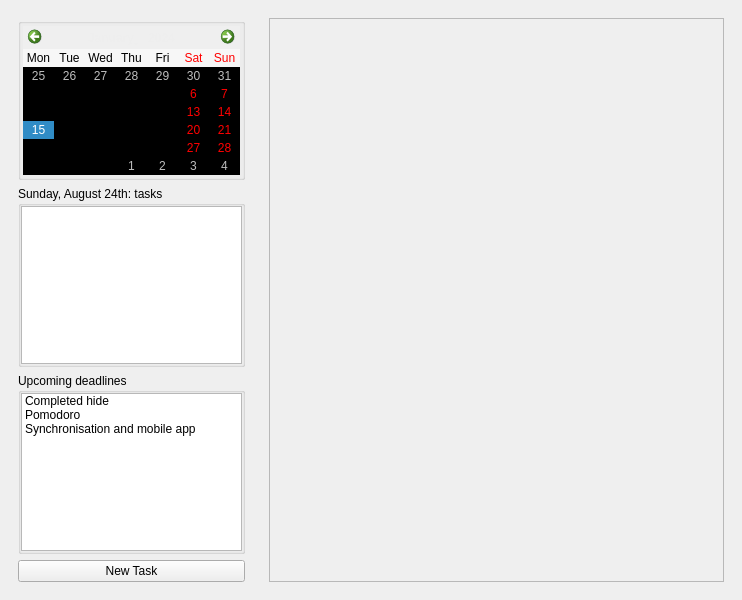
Before: the Qt Designer form src/mainwindow.ui in david4more/QtToDo, drawn with Qt 5.
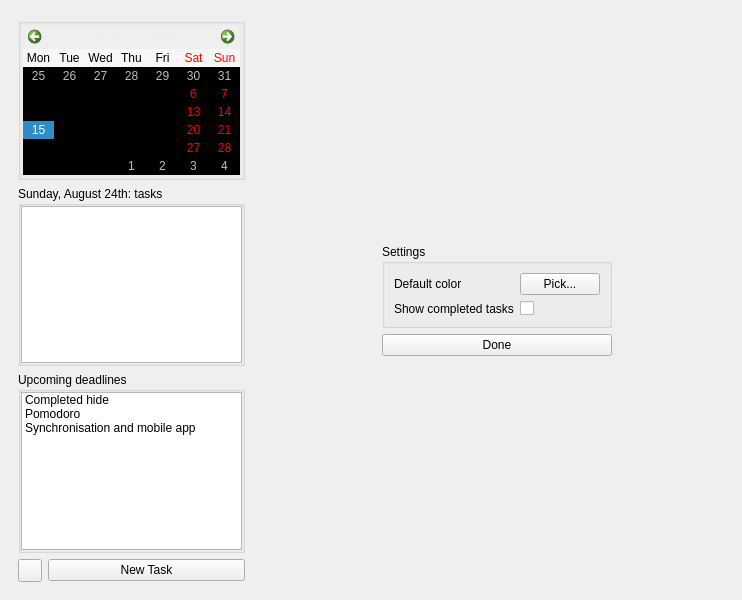
After: the same form once the commit is applied.

Commit message: add settings - hide complete tasks&set default color, minor bug fixes

The edit to the form file:
```diff
--- a/src/mainwindow.ui
+++ b/src/mainwindow.ui
@@ -198,11 +198,34 @@
         </widget>
        </item>
        <item>
-        <widget class="QPushButton" name="newTaskButton">
-         <property name="text">
-          <string>New Task</string>
-         </property>
-        </widget>
+        <layout class="QHBoxLayout" name="horizontalLayout_4">
+         <item>
+          <widget class="QToolButton" name="settingsButton">
+           <property name="sizePolicy">
+            <sizepolicy hsizetype="Fixed" vsizetype="Preferred">
+             <horstretch>0</horstretch>
+             <verstretch>0</verstretch>
+            </sizepolicy>
+           </property>
+           <property name="minimumSize">
+            <size>
+             <width>0</width>
+             <height>0</height>
+            </size>
+           </property>
+           <property name="text">
+            <string/>
+           </property>
+          </widget>
+         </item>
+         <item>
+          <widget class="QPushButton" name="newTaskButton">
+           <property name="text">
+            <string>New Task</string>
+           </property>
+          </widget>
+         </item>
+        </layout>
        </item>
       </layout>
      </widget>
@@ -216,7 +239,7 @@
        </sizepolicy>
       </property>
       <property name="currentIndex">
-       <number>0</number>
+       <number>2</number>
       </property>
       <widget class="QWidget" name="default_view">
        <layout class="QHBoxLayout" name="horizontalLayout_3">
@@ -512,6 +535,109 @@
         </item>
        </layout>
       </widget>
+      <widget class="QWidget" name="settings">
+       <layout class="QGridLayout" name="gridLayout_2">
+        <item row="2" column="2">
+         <widget class="QGroupBox" name="groupBox_3">
+          <property name="title">
+           <string>Settings</string>
+          </property>
+          <layout class="QFormLayout" name="formLayout_2">
+           <item row="0" column="0">
+            <widget class="QLabel" name="label_8">
+             <property name="text">
+              <string>Default color</string>
+             </property>
+            </widget>
+           </item>
+           <item row="0" column="1">
+            <widget class="QPushButton" name="settingsColorButton">
+             <property name="text">
+              <string>Pick...</string>
+             </property>
+            </widget>
+           </item>
+           <item row="1" column="0">
+            <widget class="QLabel" name="label_9">
+             <property name="text">
+              <string>Show completed tasks</string>
+             </property>
+            </widget>
+           </item>
+           <item row="1" column="1">
+            <widget class="QCheckBox" name="settingsTasksBox">
+             <property name="layoutDirection">
+              <enum>Qt::LayoutDirection::LeftToRight</enum>
+             </property>
+             <property name="text">
+              <string/>
+             </property>
+            </widget>
+           </item>
+          </layout>
+         </widget>
+        </item>
+        <item row="0" column="2">
+         <spacer name="verticalSpacer_5">
+          <property name="orientation">
+           <enum>Qt::Orientation::Vertical</enum>
+          </property>
+          <property name="sizeHint" stdset="0">
+           <size>
+            <width>20</width>
+            <height>229</height>
+           </size>
+          </property>
+         </spacer>
+        </item>
+        <item row="2" column="0">
+         <spacer name="horizontalSpacer">
+          <property name="orientation">
+           <enum>Qt::Orientation::Horizontal</enum>
+          </property>
+          <property name="sizeHint" stdset="0">
+           <size>
+            <width>105</width>
+            <height>20</height>
+           </size>
+          </property>
+         </spacer>
+        </item>
+        <item row="2" column="3">
+         <spacer name="horizontalSpacer_4">
+          <property name="orientation">
+           <enum>Qt::Orientation::Horizontal</enum>
+          </property>
+          <property name="sizeHint" stdset="0">
+           <size>
+            <width>104</width>
+            <height>20</height>
+           </size>
+          </property>
+         </spacer>
+        </item>
+        <item row="4" column="2">
+         <spacer name="verticalSpacer_4">
+          <property name="orientation">
+           <enum>Qt::Orientation::Vertical</enum>
+          </property>
+          <property name="sizeHint" stdset="0">
+           <size>
+            <width>20</width>
+            <height>228</height>
+           </size>
+          </property>
+         </spacer>
+        </item>
+        <item row="3" column="2">
+         <widget class="QPushButton" name="settingsDoneButton">
+          <property name="text">
+           <string>Done</string>
+          </property>
+         </widget>
+        </item>
+       </layout>
+      </widget>
      </widget>
     </item>
    </layout>
```
Left out of the diff: 1 changed line with no effect on the pictures. The commit also changes 5 other files.
